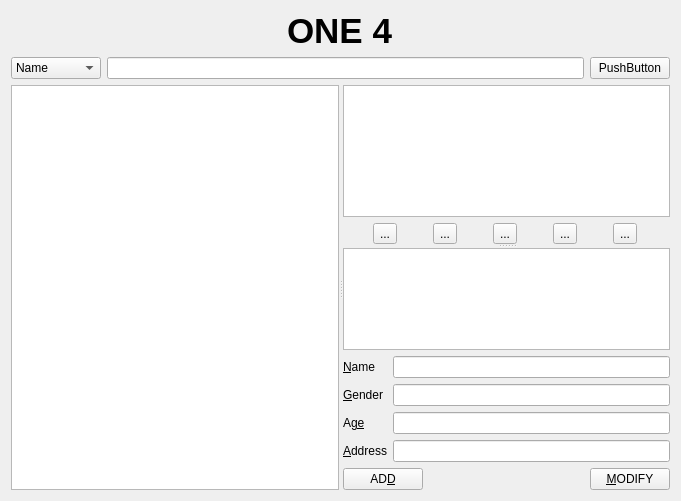
Jyeong2c/TeamProject, file Project3/clientform.ui: the form before one commit.
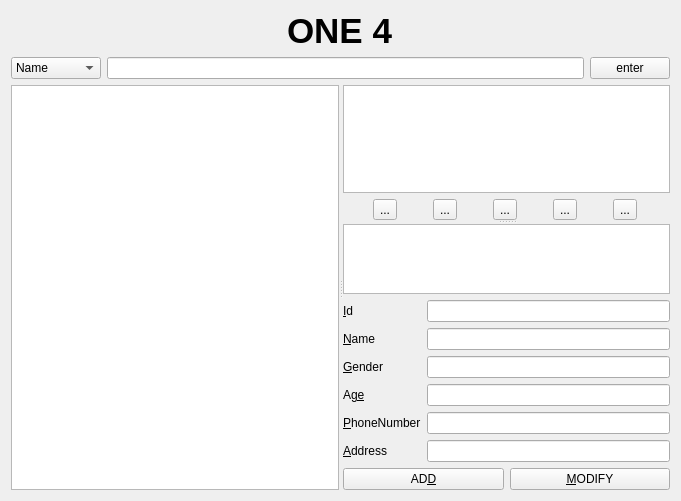
The form after the commit. Icons and pictures are not drawn.

Patch:
```diff
--- a/Project3/clientform.ui
+++ b/Project3/clientform.ui
@@ -13,8 +13,8 @@
   <property name="windowTitle">
    <string>Form</string>
   </property>
-  <layout class="QGridLayout" name="gridLayout">
-   <item row="0" column="0">
+  <layout class="QVBoxLayout" name="verticalLayout_4">
+   <item>
     <layout class="QVBoxLayout" name="verticalLayout_3">
      <item>
       <layout class="QHBoxLayout" name="horizontalLayout_3">
@@ -68,7 +68,7 @@
      <item>
       <layout class="QHBoxLayout" name="horizontalLayout">
        <item>
-        <widget class="QComboBox" name="comboBox">
+        <widget class="QComboBox" name="searchComboBox">
          <item>
           <property name="text">
            <string>Name</string>
@@ -81,7 +81,7 @@
          </item>
          <item>
           <property name="text">
-           <string>Address</string>
+           <string>Gender</string>
           </property>
          </item>
          <item>
@@ -91,18 +91,18 @@
          </item>
          <item>
           <property name="text">
-           <string/>
+           <string>Date</string>
           </property>
          </item>
         </widget>
        </item>
        <item>
-        <widget class="QLineEdit" name="lineEdit"/>
+        <widget class="QLineEdit" name="searchLineEdit"/>
        </item>
        <item>
         <widget class="QPushButton" name="enterPushButton">
          <property name="text">
-          <string>PushButton</string>
+          <string>enter</string>
          </property>
         </widget>
        </item>
@@ -110,12 +110,12 @@
      </item>
     </layout>
    </item>
-   <item row="1" column="0">
+   <item>
     <widget class="QSplitter" name="splitter_2">
      <property name="orientation">
       <enum>Qt::Horizontal</enum>
      </property>
-     <widget class="QTableView" name="tableView"/>
+     <widget class="QTableView" name="imageTableView"/>
      <widget class="QSplitter" name="splitter">
       <property name="orientation">
        <enum>Qt::Vertical</enum>
@@ -123,7 +123,7 @@
       <widget class="QWidget" name="">
        <layout class="QVBoxLayout" name="verticalLayout_2">
         <item>
-         <widget class="QGraphicsView" name="graphicsView"/>
+         <widget class="QGraphicsView" name="imageGraphicsView"/>
         </item>
         <item>
          <layout class="QHBoxLayout" name="horizontalLayout_4">
@@ -177,61 +177,101 @@
       <widget class="QWidget" name="">
        <layout class="QVBoxLayout" name="verticalLayout">
         <item>
-         <widget class="QTableView" name="tableView_2"/>
+         <widget class="QTableView" name="clientTableView">
+          <property name="alternatingRowColors">
+           <bool>true</bool>
+          </property>
+          <property name="selectionBehavior">
+           <enum>QAbstractItemView::SelectRows</enum>
+          </property>
+          <property name="gridStyle">
+           <enum>Qt::SolidLine</enum>
+          </property>
+         </widget>
         </item>
         <item>
          <layout class="QFormLayout" name="formLayout">
           <item row="0" column="0">
            <widget class="QLabel" name="label_2">
             <property name="text">
-             <string>&amp;Name</string>
+             <string>&amp;Id</string>
             </property>
             <property name="buddy">
-             <cstring>lineEdit_2</cstring>
+             <cstring>idLineEdit</cstring>
             </property>
            </widget>
           </item>
           <item row="0" column="1">
-           <widget class="QLineEdit" name="lineEdit_2"/>
+           <widget class="QLineEdit" name="idLineEdit">
+            <property name="readOnly">
+             <bool>true</bool>
+            </property>
+           </widget>
           </item>
           <item row="1" column="0">
+           <widget class="QLabel" name="label_7">
+            <property name="text">
+             <string>&amp;Name</string>
+            </property>
+            <property name="buddy">
+             <cstring>nameLineEdit</cstring>
+            </property>
+           </widget>
+          </item>
+          <item row="2" column="0">
            <widget class="QLabel" name="label_3">
             <property name="text">
              <string>&amp;Gender</string>
             </property>
             <property name="buddy">
-             <cstring>lineEdit_3</cstring>
-            </property>
-           </widget>
-          </item>
-          <item row="1" column="1">
-           <widget class="QLineEdit" name="lineEdit_3"/>
-          </item>
-          <item row="2" column="0">
-           <widget class="QLabel" name="label_5">
-            <property name="text">
-             <string>Ag&amp;e</string>
-            </property>
-            <property name="buddy">
-             <cstring>lineEdit_4</cstring>
+             <cstring>genderLineEdit</cstring>
             </property>
            </widget>
           </item>
           <item row="2" column="1">
-           <widget class="QLineEdit" name="lineEdit_4"/>
+           <widget class="QLineEdit" name="genderLineEdit"/>
           </item>
           <item row="3" column="0">
+           <widget class="QLabel" name="label_5">
+            <property name="text">
+             <string>Ag&amp;e</string>
+            </property>
+            <property name="buddy">
+             <cstring>ageLineEdit</cstring>
+            </property>
+           </widget>
+          </item>
+          <item row="3" column="1">
+           <widget class="QLineEdit" name="ageLineEdit"/>
+          </item>
+          <item row="4" column="0">
+           <widget class="QLabel" name="label_6">
+            <property name="text">
+             <string>&amp;PhoneNumber</string>
+            </property>
+            <property name="buddy">
+             <cstring>phoneNumberLineEdit</cstring>
+            </property>
+           </widget>
+          </item>
+          <item row="4" column="1">
+           <widget class="QLineEdit" name="phoneNumberLineEdit"/>
+          </item>
+          <item row="5" column="0">
            <widget class="QLabel" name="label_4">
             <property name="text">
              <string>&amp;Address</string>
             </property>
             <property name="buddy">
-             <cstring>lineEdit_5</cstring>
+             <cstring>addressLineEdit</cstring>
             </property>
            </widget>
           </item>
-          <item row="3" column="1">
-           <widget class="QLineEdit" name="lineEdit_5"/>
+          <item row="5" column="1">
+           <widget class="QLineEdit" name="addressLineEdit"/>
+          </item>
+          <item row="1" column="1">
+           <widget class="QLineEdit" name="nameLineEdit"/>
           </item>
          </layout>
         </item>
@@ -245,20 +285,7 @@
            </widget>
           </item>
           <item>
-           <spacer name="horizontalSpacer_3">
-            <property name="orientation">
-             <enum>Qt::Horizontal</enum>
-            </property>
-            <property name="sizeHint" stdset="0">
-             <size>
-              <width>40</width>
-              <height>20</height>
-             </size>
-            </property>
-           </spacer>
-          </item>
-          <item>
-           <widget class="QPushButton" name="addPushButton_2">
+           <widget class="QPushButton" name="modifyPushButton">
             <property name="text">
              <string>&amp;MODIFY</string>
             </property>
```
